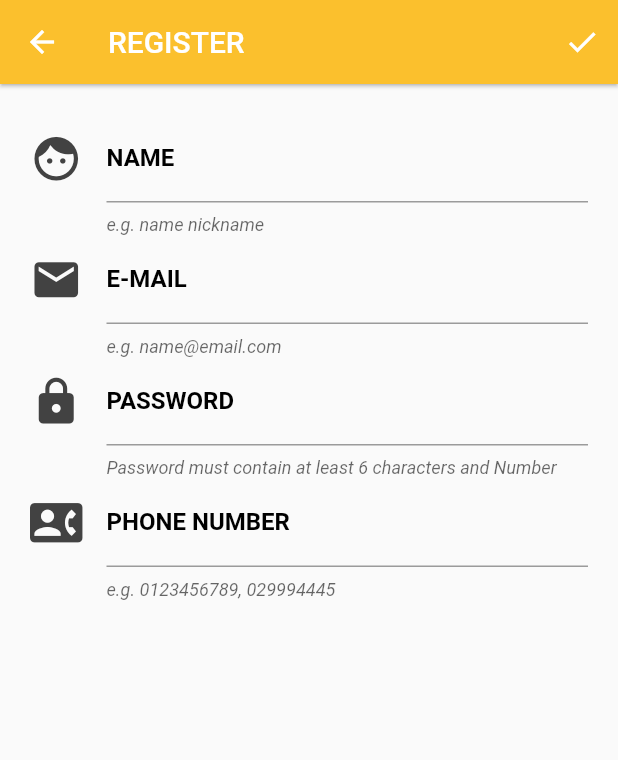
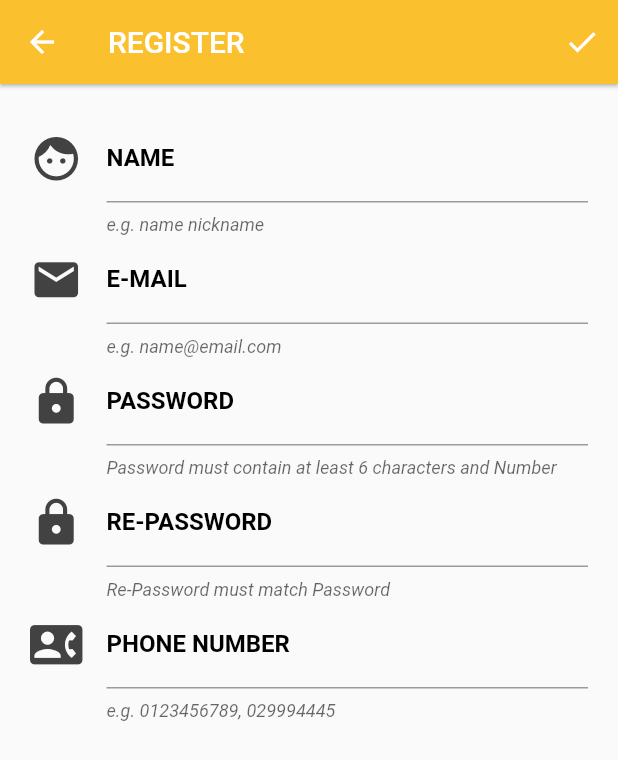
Before and after one commit to 5910450336/OwnDog, a Flutter app: the screen it shows after launch, after a tap on "REGISTER", on a phone screen of 412 x 824 dp. Shown: the top 760 px of the screen. Run offline on Flutter 3.47's test engine with Material 2 defaults, Android fonts, the phone set to English and light mode, and no system bars; our stand-ins replace cloud_firestore, firebase_auth, firebase_storage, flare_flutter, image_picker; missing offline and left inert: tflite; accounts and stored records are empty.

Commit message:
RegisterPage do re-password, create Profile

```diff
--- a/lib/main.dart
+++ b/lib/main.dart
@@ -8,7 +8,7 @@ class MyApp extends StatelessWidget {
   @override
   Widget build(BuildContext context) {
     return MaterialApp(
-      title: 'Flutter Demo',
+      title: 'Owner Dog',
       theme: ThemeData(
         primarySwatch: Colors.blueGrey,
         // fontFamily: 'Mitr',
--- a/lib/screens/login_page.dart
+++ b/lib/screens/login_page.dart
@@ -40,8 +40,8 @@ class _LoginPageState extends State<LoginPage> {
 
   Widget showLogo() {
     return SizedBox(
-      width: 200.0,
-      height: 200.0,
+      width: 300.0,
+      height: 300.0,
       child: FlareActor(
         'assets/flares/Doggo-storyoggo.flr',
         alignment: Alignment.center,
@@ -107,6 +107,7 @@ class _LoginPageState extends State<LoginPage> {
         onSaved: (String value) {
           passwordString = value.trim();
         },
+        obscureText: true,
       ),
     );
   }
@@ -236,9 +237,6 @@ class _LoginPageState extends State<LoginPage> {
               mainAxisSize: MainAxisSize.min,
               children: <Widget>[
                 showLogo(),
-                SizedBox(
-                  height: 10.0,
-                ),
                 content(),
                 showButton(),
                 SizedBox(
--- a/lib/screens/register_page.dart
+++ b/lib/screens/register_page.dart
@@ -21,14 +21,18 @@ class _RegisterPageState extends State<RegisterPage> {
       tooltip: 'DONE',
       onPressed: () {
         print('Click OK');
-
-        if (_formKey.currentState.validate()) {
+        if (_formKey.currentState.validate() &&
+            tempPassword == passwordString) {
           _formKey.currentState
               .save(); // ถ้าผ่านจะเอาอันที่ onsaved มาเก็บบันทึกค่าไว้
           print(
             'name = $nameString, email = $emailString, password = $passwordString, phone = $phoneString',
           );
           registerThread();
+        } else if (_formKey.currentState.validate() &&
+            tempPassword != passwordString) {
+          myAlert('Re-Password and Password must match',
+              'Please enter the same password.');
         }
       },
     );
@@ -182,40 +186,45 @@ class _RegisterPageState extends State<RegisterPage> {
           return null;
         }
       },
+      onChanged: (String value) {
+        passwordString = value.trim();
+      },
       onSaved: (String value) {
         passwordString = value.trim();
       },
+      obscureText: true,
     );
   }
 
-  // Widget rePasswordInputText() {
-  //   return TextFormField(
-  //     decoration: InputDecoration(
-  //       icon: Icon(
-  //         Icons.lock,
-  //         color: Colors.grey[800],
-  //         size: 35.0,
-  //       ),
-  //       labelText: 'RE-PASSWORD',
-  //       labelStyle: TextStyle(
-  //         fontWeight: FontWeight.bold,
-  //         color: Colors.black,
-  //       ),
-  //       helperText: 'Re-Password must match Password',
-  //       helperStyle: TextStyle(fontStyle: FontStyle.italic),
-  //     ),
-  //     validator: (String value) {
-  //       if (value != tempPassword) {
-  //         return 'password did not match';
-  //       } else {
-  //         return null;
-  //       }
-  //     },
-  //     onSaved: (String value) {
-  //       passwordString = value.trim();
-  //     },
-  //   );
-  // }
+  Widget rePasswordInputText() {
+    return TextFormField(
+      decoration: InputDecoration(
+        icon: Icon(
+          Icons.lock,
+          color: Colors.grey[800],
+          size: 35.0,
+        ),
+        labelText: 'RE-PASSWORD',
+        labelStyle: TextStyle(
+          fontWeight: FontWeight.bold,
+          color: Colors.black,
+        ),
+        helperText: 'Re-Password must match Password',
+        helperStyle: TextStyle(fontStyle: FontStyle.italic),
+      ),
+      validator: (String value) {
+        if (value.length < 6) {
+          return 'Re-Password must match Password';
+        } else {
+          return null;
+        }
+      },
+      onChanged: (String value) {
+        tempPassword = value.trim();
+      },
+      obscureText: true,
+    );
+  }
 
   Widget phoneInputText() {
     return TextFormField(
@@ -263,7 +272,7 @@ class _RegisterPageState extends State<RegisterPage> {
             nameInputText(),
             emailInputText(),
             passwordInputText(),
-            // rePasswordInputText(),
+            rePasswordInputText(),
             phoneInputText(),
           ],
         ),
--- a/pubspec.yaml
+++ b/pubspec.yaml
@@ -35,3 +35,7 @@ flutter:
     - family: Mitr
       fonts:
         - asset: fonts/Mitr-Regular.ttf
+
+    - family: K2D
+      fonts:
+        - asset: fonts/K2D-Regular.ttf
```
Also changed, not shown: assets/labels.txt (+12 -2 lines), lib/screens/home_page.dart (+7 -1 lines), lib/screens/profile_page.dart (+132 -33 lines), lib/widget/predict_Dog.dart (+13 -2 lines), lib/widget/show_List_Dog.dart (+14 -6 lines), fonts/K2D-Regular.ttf (added), 7 other files.
